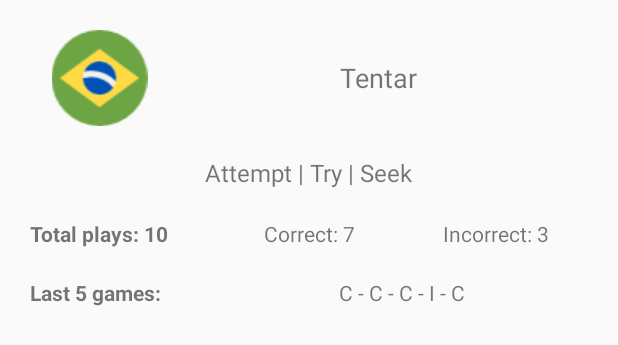
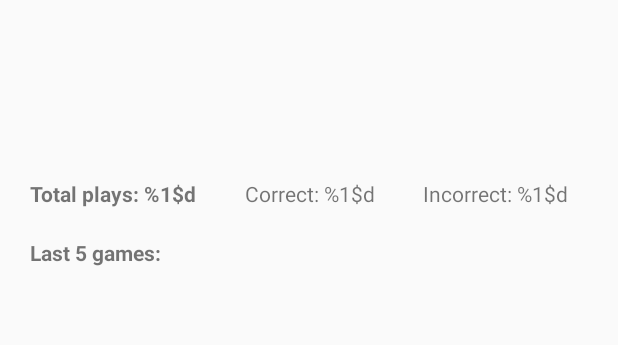
Before and after one commit to rrosatti/vocab-builder, an Android app: the layout dialog_detailed_word.xml on its own in the app's theme, with its tools: preview values and no code run, on a phone screen of 412 x 824 dp. Shown: the top 345 px of the screen. Run offline under Robolectric (Android 15) with nearby library versions, the phone set to English and light mode, and no system bars.

Commit message:
implement custom dialog in DetailedWordAdapter.java

```diff
--- a/app/src/main/java/com/example/rodri/vocabbuilder/adapter/ViewPagerAdapter.java
+++ b/app/src/main/java/com/example/rodri/vocabbuilder/adapter/ViewPagerAdapter.java
@@ -73,7 +73,7 @@ public class ViewPagerAdapter extends FragmentStatePagerAdapter {
     @Override
     public CharSequence getPageTitle(int position) {
 
-        //return Titles[position];
+        //return Titles[pos];
         Drawable image = ContextCompat.getDrawable(activity, imageResId[position]);
         image.setBounds(0, 0, 60, 60);
         SpannableString sb = new SpannableString(" ");
--- a/app/src/main/java/com/example/rodri/vocabbuilder/tabs/SlidingTabLayout.java
+++ b/app/src/main/java/com/example/rodri/vocabbuilder/tabs/SlidingTabLayout.java
@@ -44,7 +44,7 @@ import com.example.rodri.vocabbuilder.R;
  * The colors can be customized in two ways. The first and simplest is to provide an array of colors
  * via {@link #setSelectedIndicatorColors(int...)}. The
  * alternative is via the {@link TabColorizer} interface which provides you complete control over
- * which color is used for any individual position.
+ * which color is used for any individual pos.
  * <p>
  * The views used as tabs can be customized by calling {@link #setCustomTabView(int, int)},
  * providing the layout ID of your custom layout.
@@ -57,7 +57,7 @@ public class SlidingTabLayout extends HorizontalScrollView {
     public interface TabColorizer {
 
         /**
-         * @return return the color of the indicator used when {@code position} is selected.
+         * @return return the color of the indicator used when {@code pos} is selected.
          */
         int getIndicatorColor(int position);
 
@@ -127,7 +127,7 @@ public class SlidingTabLayout extends HorizontalScrollView {
     /**
      * Set the {@link ViewPager.OnPageChangeListener}. When using {@link SlidingTabLayout} you are
      * required to set any {@link ViewPager.OnPageChangeListener} through this method. This is so
-     * that the layout can update it's scroll position correctly.
+     * that the layout can update it's scroll pos correctly.
      *
      * @see ViewPager#setOnPageChangeListener(ViewPager.OnPageChangeListener)
      */
--- a/app/src/main/res/layout/dialog_detailed_word.xml
+++ b/app/src/main/res/layout/dialog_detailed_word.xml
@@ -1,8 +1,13 @@
 <?xml version="1.0" encoding="utf-8"?>
-<LinearLayout xmlns:android="http://schemas.android.com/apk/res/android"
-    android:orientation="vertical" android:layout_width="match_parent"
+<RelativeLayout xmlns:android="http://schemas.android.com/apk/res/android"
+    android:layout_width="match_parent"
     android:layout_height="wrap_content"
     android:padding="20dp">
+
+    <LinearLayout
+        android:layout_width="match_parent"
+        android:layout_height="wrap_content"
+        android:orientation="vertical">
 
         <LinearLayout
             android:layout_width="match_parent"
@@ -13,16 +18,14 @@
                 android:id="@+id/dialogDetailedWord_imgLang"
                 android:layout_width="0dp"
                 android:layout_height="wrap_content"
-            android:src="@drawable/portuguese"
                 android:layout_weight="1"/>
 
             <TextView
                 android:id="@+id/dialogDetailedWord_txtWord"
                 android:layout_width="0dp"
                 android:layout_height="wrap_content"
-            android:text="Tentar"
                 android:layout_weight="3"
-            android:textSize="18sp"
+                android:textSize="22sp"
                 android:layout_gravity="center|center_horizontal"
                 android:textAlignment="center"/>
 
@@ -33,21 +36,20 @@
             android:layout_width="wrap_content"
             android:layout_height="wrap_content"
             android:layout_marginTop="20dp"
-        android:text="Attempt | Try | Seek"
-        android:textSize="16sp"
+            android:textSize="18sp"
             android:layout_gravity="center|center_horizontal"/>
 
         <LinearLayout
             android:layout_width="match_parent"
             android:layout_height="wrap_content"
             android:orientation="horizontal"
-        android:layout_marginTop="20dp">
+            android:layout_marginTop="25dp">
 
             <TextView
                 android:id="@+id/dialogDetailedWord_txtTotalPlays"
                 android:layout_width="0dp"
                 android:layout_height="wrap_content"
-            android:text="Total plays: 10"
+                android:text="@string/text_total_plays"
                 android:layout_weight="1"
                 android:textStyle="bold"/>
 
@@ -55,7 +57,7 @@
                 android:id="@+id/dialogDetailedWord_txtCorrect"
                 android:layout_width="0dp"
                 android:layout_height="wrap_content"
-            android:text="Correct: 7"
+                android:text="@string/text_correct"
                 android:layout_weight="1"
                 android:textAlignment="center"/>
 
@@ -63,7 +65,7 @@
                 android:id="@+id/dialogDetailedWord_txtIncorrect"
                 android:layout_width="0dp"
                 android:layout_height="wrap_content"
-            android:text="Incorrect: 3"
+                android:text="@string/text_incorrect"
                 android:layout_weight="1"
                 android:textAlignment="center"/>
 
@@ -79,7 +81,7 @@
                 android:id="@+id/dialogDetailedWord_txtLast5gamesLabel"
                 android:layout_width="0dp"
                 android:layout_height="wrap_content"
-            android:text="Last 5 games:"
+                android:text="@string/text_last_5_games_label"
                 android:textStyle="bold"
                 android:layout_weight="1"/>
 
@@ -87,7 +89,6 @@
                 android:id="@+id/dialogDetailedWord_txtLast5games"
                 android:layout_width="0dp"
                 android:layout_height="wrap_content"
-            android:text="C - C - C - I - C"
                 android:layout_weight="2"
                 android:textAlignment="center"/>
 
@@ -95,3 +96,7 @@
 
 
     </LinearLayout>
+
+
+
+</RelativeLayout>
--- a/app/src/main/res/values/strings.xml
+++ b/app/src/main/res/values/strings.xml
@@ -65,4 +65,10 @@
         <item>@drawable/settings_white</item>
     </array>
 
+    <!-- TextView -->
+    <string name="text_total_plays">Total plays: %1$d</string>
+    <string name="text_correct">Correct: %1$d</string>
+    <string name="text_incorrect">Incorrect: %1$d</string>
+    <string name="text_last_5_games_label">Last 5 games: </string>
+
 </resources>
```
Also changed, not shown: app/src/main/java/com/example/rodri/vocabbuilder/adapter/DetailedWordAdapter.java (+125 -4 lines), app/src/main/java/com/example/rodri/vocabbuilder/database/MyDataSource.java (+23 -3 lines). Lines whose indentation alone changed are shown as unchanged.
